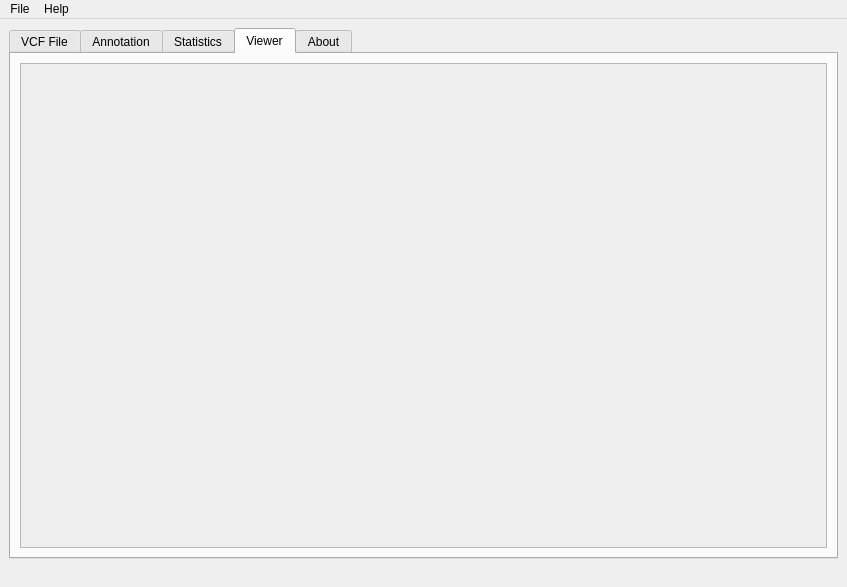
Old version of the form MetallaxisGui.ui in the repository seanlaidlaw/Metallaxis.
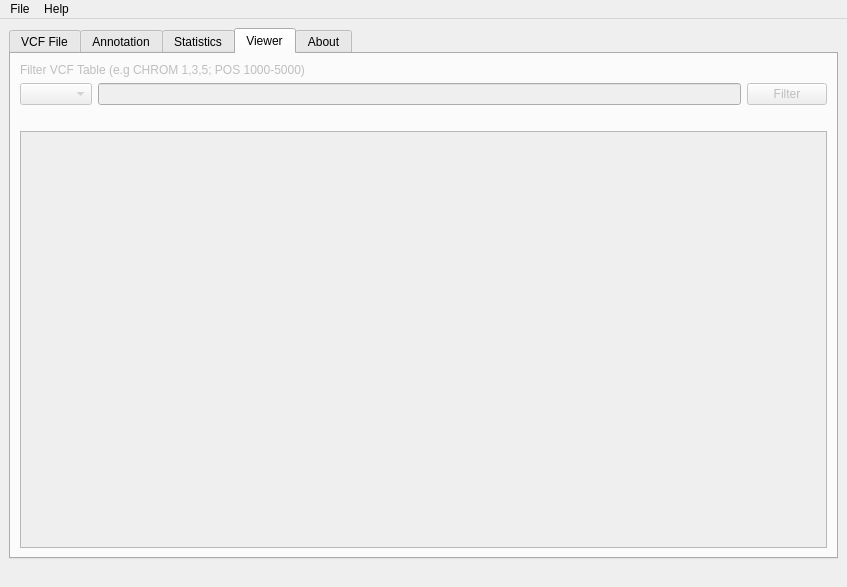
New version of the form. The open tabs and pages were chosen to show the change.

Commit message: add non-functional filter function it doesn't filter anything yet but it displays what it undnerstands from user filter selection

Diff of the .ui file:
```diff
--- a/MetallaxisGui.ui
+++ b/MetallaxisGui.ui
@@ -320,6 +320,67 @@
         <string>Viewer</string>
        </attribute>
        <layout class="QVBoxLayout" name="verticalLayout_6">
+        <item>
+         <layout class="QVBoxLayout" name="verticalLayout_7">
+          <property name="bottomMargin">
+           <number>0</number>
+          </property>
+          <item>
+           <widget class="QLabel" name="filter_label">
+            <property name="enabled">
+             <bool>false</bool>
+            </property>
+            <property name="text">
+             <string>Filter VCF Table (e.g CHROM 1,3,5; POS 1000-5000)</string>
+            </property>
+           </widget>
+          </item>
+          <item>
+           <layout class="QHBoxLayout" name="horizontalLayout">
+            <property name="topMargin">
+             <number>0</number>
+            </property>
+            <item>
+             <widget class="QComboBox" name="filter_box">
+              <property name="enabled">
+               <bool>false</bool>
+              </property>
+              <property name="autoFillBackground">
+               <bool>false</bool>
+              </property>
+             </widget>
+            </item>
+            <item>
+             <widget class="QLineEdit" name="filter_lineedit">
+              <property name="enabled">
+               <bool>false</bool>
+              </property>
+             </widget>
+            </item>
+            <item>
+             <widget class="QPushButton" name="filter_table_btn">
+              <property name="enabled">
+               <bool>false</bool>
+              </property>
+              <property name="text">
+               <string>Filter</string>
+              </property>
+             </widget>
+            </item>
+           </layout>
+          </item>
+          <item>
+           <widget class="QLabel" name="filter_text">
+            <property name="text">
+             <string> </string>
+            </property>
+            <property name="wordWrap">
+             <bool>false</bool>
+            </property>
+           </widget>
+          </item>
+         </layout>
+        </item>
         <item>
          <layout class="QVBoxLayout" name="verticalLayout">
           <item>
```
Left out of the diff: 2 changed lines with no effect on the pictures. The commit also changes 1 other file.
